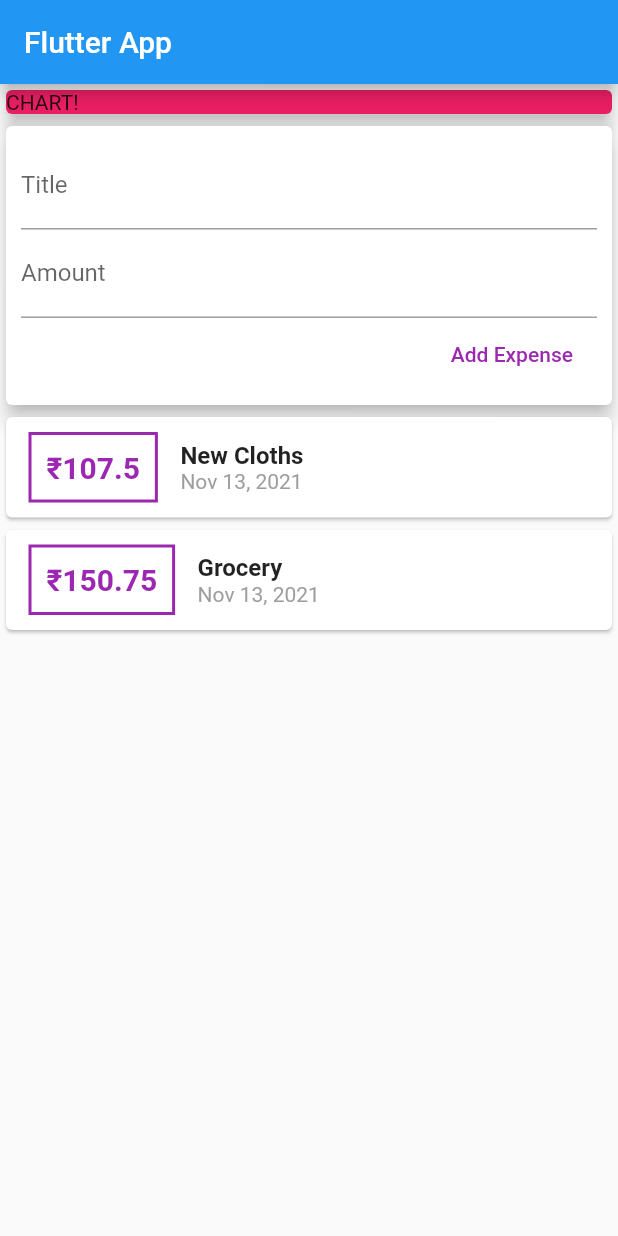
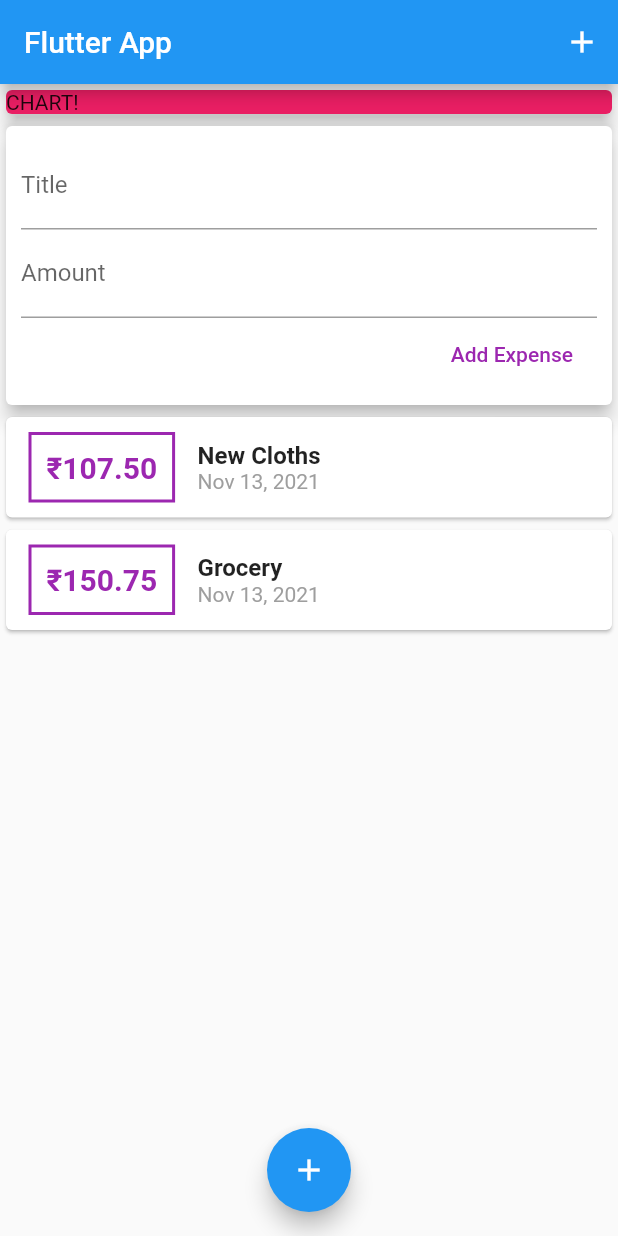
Before and after one commit to testexample2016/expense_planner, a Flutter app: the screen it shows after launch, after a tap on "Add Expense", on a phone screen of 412 x 824 dp. Run offline on Flutter 3.47's test engine with Material 2 defaults, Android fonts, the phone set to English and light mode, and no system bars.

Commit message:
ModalBranch 14112021@4:20AM

```diff
--- a/lib/main.dart
+++ b/lib/main.dart
@@ -22,6 +22,12 @@ class MyHomePage extends StatelessWidget {
     return Scaffold(
       appBar: AppBar(
         title: Text('Flutter App'),
+        actions: [
+          IconButton(
+            icon: Icon(Icons.add),
+            onPressed: () {},
+          )
+        ],
       ),
       body: SingleChildScrollView(
         child: Column(
@@ -40,6 +46,11 @@ class MyHomePage extends StatelessWidget {
           ],
         ),
       ),
+      floatingActionButtonLocation: FloatingActionButtonLocation.centerFloat,
+      floatingActionButton: FloatingActionButton(
+        child: Icon(Icons.add),
+        onPressed: () {},
+      ),
     );
   }
 }
--- a/lib/widgets/new_transaction.dart
+++ b/lib/widgets/new_transaction.dart
@@ -1,11 +1,25 @@
 import 'package:flutter/material.dart';
 
 class NewTransaction extends StatelessWidget {
+  final Function addTx;
   final titleController = TextEditingController();
   final amountController = TextEditingController();
-  final Function transactionHandler;
+//  final Function transactionHandler;
 
-  NewTransaction(this.transactionHandler);
+  NewTransaction(this.addTx);
+
+  void submitData() {
+    final enteredTitle = titleController.text;
+    final enteredAmount = double.parse(amountController.text);
+    if (enteredTitle.isEmpty || enteredAmount <= 0) {
+      return;
+    }
+
+    addTx(
+      enteredTitle,
+      enteredAmount,
+    );
+  }
 
   @override
   Widget build(BuildContext context) {
@@ -22,16 +36,18 @@ class NewTransaction extends StatelessWidget {
               //   titleInput = val;
               // },
               controller: titleController,
+              onSubmitted: (_) => submitData(),
             ),
             TextField(
               decoration: InputDecoration(labelText: 'Amount'),
               // onChanged: (val) => amountInput = val,
               controller: amountController,
+              keyboardType: TextInputType.number,
+              onSubmitted: (_) => submitData(),
             ),
             FlatButton(
               textColor: Colors.purple,
-              onPressed: () => transactionHandler(
-                  titleController.text, double.parse(amountController.text)),
+              onPressed: submitData,
               child: Text('Add Expense'),
             ),
           ],
--- a/lib/widgets/transaction_list.dart
+++ b/lib/widgets/transaction_list.dart
@@ -9,9 +9,8 @@ class TransactionList extends StatelessWidget {
   Widget build(BuildContext context) {
     return Container(
       height: 300,
-      child: SingleChildScrollView(
-        child: Column(
-            children: transactions.map((tx) {
+      child: ListView.builder(
+        itemBuilder: (ctx, index) {
           return Card(
             child: Row(
               children: [
@@ -28,7 +27,7 @@ class TransactionList extends StatelessWidget {
                   ),
                   padding: EdgeInsets.all(10),
                   child: Text(
-                    '₹${tx.amount}',
+                    '₹${transactions[index].amount.toStringAsFixed(2)}',
                     style: TextStyle(
                       fontWeight: FontWeight.bold,
                       fontSize: 20,
@@ -40,14 +39,14 @@ class TransactionList extends StatelessWidget {
                   crossAxisAlignment: CrossAxisAlignment.start,
                   children: [
                     Text(
-                      tx.title,
+                      transactions[index].title,
                       style: TextStyle(
                         fontWeight: FontWeight.bold,
                         fontSize: 16,
                       ),
                     ),
                     Text(
-                      DateFormat.yMMMd().format(tx.date),
+                      DateFormat.yMMMd().format(transactions[index].date),
                       style: TextStyle(
                         color: Colors.grey,
                       ),
@@ -57,7 +56,8 @@ class TransactionList extends StatelessWidget {
               ],
             ),
           );
-        }).toList()),
+        },
+        itemCount: transactions.length,
       ),
     );
   }
```
